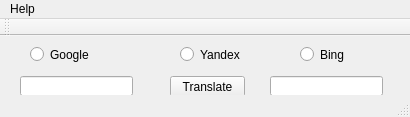
Qt form Windows/isichazamazwi/isichazamazwi.ui (straceX/isichazamazwi) before a commit.
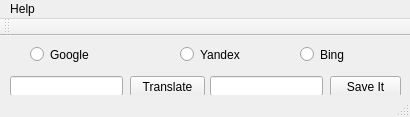
The same form after that commit. Icons and pictures are not drawn.

Commit message:
Save local dictionary function added
Save local dictionary version 1.0 added

What changed in the file:
```diff
--- a/Windows/isichazamazwi/isichazamazwi.ui
+++ b/Windows/isichazamazwi/isichazamazwi.ui
@@ -44,7 +44,7 @@
    <widget class="QPushButton" name="btn_translate">
     <property name="geometry">
      <rect>
-      <x>170</x>
+      <x>130</x>
       <y>40</y>
       <width>75</width>
       <height>21</height>
@@ -64,7 +64,7 @@
    <widget class="QLineEdit" name="txt_source">
     <property name="geometry">
      <rect>
-      <x>20</x>
+      <x>10</x>
       <y>40</y>
       <width>113</width>
       <height>20</height>
@@ -77,7 +77,7 @@
    <widget class="QLineEdit" name="txt_destination">
     <property name="geometry">
      <rect>
-      <x>270</x>
+      <x>210</x>
       <y>40</y>
       <width>113</width>
       <height>20</height>
@@ -123,6 +123,19 @@
      <string>Bing</string>
     </property>
    </widget>
+   <widget class="QPushButton" name="btn_save_it">
+    <property name="geometry">
+     <rect>
+      <x>330</x>
+      <y>40</y>
+      <width>71</width>
+      <height>21</height>
+     </rect>
+    </property>
+    <property name="text">
+     <string>Save It</string>
+    </property>
+   </widget>
   </widget>
   <widget class="QMenuBar" name="menuBar">
    <property name="geometry">
```
The commit also changes 2 other files.
